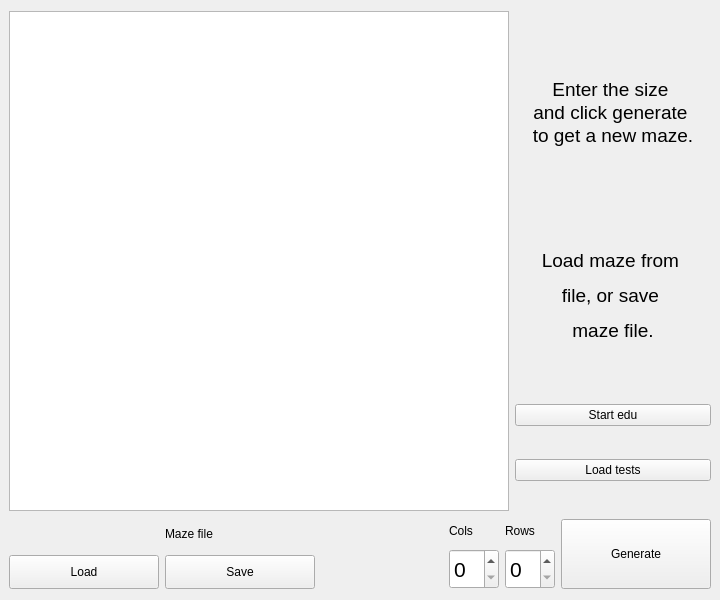
Old version of the form src/view/maze_qt_view/maze_main_win.ui in the repository ArturDV-main/Perfect-Maze-Generator-CPP.
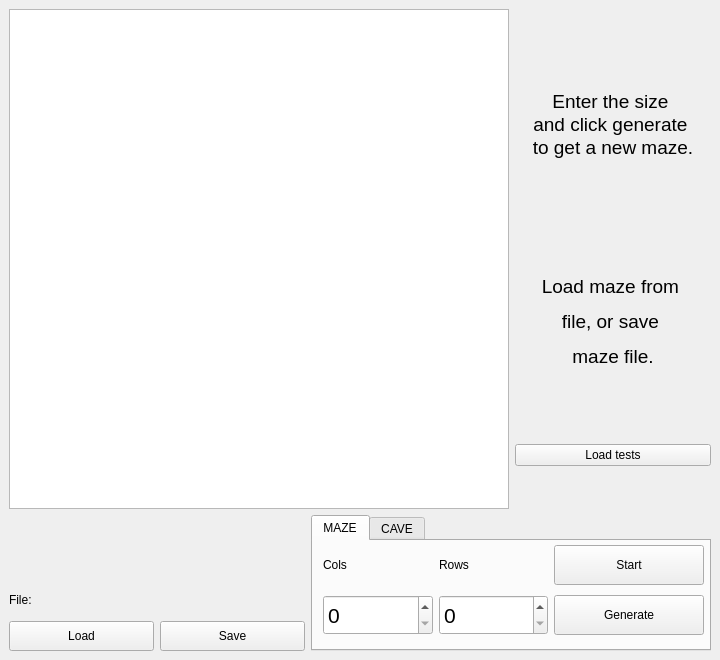
New version of the form.

```diff
--- a/src/view/maze_qt_view/maze_main_win.ui
+++ b/src/view/maze_qt_view/maze_main_win.ui
@@ -7,19 +7,19 @@
     <x>0</x>
     <y>0</y>
     <width>720</width>
-    <height>600</height>
+    <height>660</height>
    </rect>
   </property>
   <property name="minimumSize">
    <size>
     <width>720</width>
-    <height>600</height>
+    <height>400</height>
    </size>
   </property>
   <property name="maximumSize">
    <size>
     <width>720</width>
-    <height>650</height>
+    <height>680</height>
    </size>
   </property>
   <property name="windowTitle">
@@ -61,6 +61,11 @@
             <height>150</height>
            </size>
           </property>
+          <property name="font">
+           <font>
+            <pointsize>14</pointsize>
+           </font>
+          </property>
           <property name="text">
            <string>&lt;!DOCTYPE HTML PUBLIC &quot;-//W3C//DTD HTML 4.0//EN&quot; &quot;http://www.w3.org/TR/REC-html40/strict.dtd&quot;&gt;
 &lt;html&gt;&lt;head&gt;&lt;meta name=&quot;qrichtext&quot; content=&quot;1&quot; /&gt;&lt;style type=&quot;text/css&quot;&gt;
@@ -76,10 +81,10 @@
          </widget>
         </item>
         <item>
-         <widget class="QLabel" name="label_2">
+         <widget class="QLabel" name="label_3">
           <property name="minimumSize">
            <size>
-            <width>120</width>
+            <width>150</width>
             <height>120</height>
            </size>
           </property>
@@ -89,21 +94,16 @@
             <height>150</height>
            </size>
           </property>
+          <property name="font">
+           <font>
+            <pointsize>14</pointsize>
+           </font>
+          </property>
           <property name="text">
            <string>&lt;html&gt;&lt;head/&gt;&lt;body&gt;&lt;p align=&quot;center&quot;&gt;&lt;span style=&quot; font-size:14pt;&quot;&gt;Load maze from &lt;/span&gt;&lt;/p&gt;&lt;p align=&quot;center&quot;&gt;&lt;span style=&quot; font-size:14pt;&quot;&gt;file, or save &lt;/span&gt;&lt;/p&gt;&lt;p align=&quot;center&quot;&gt;&lt;span style=&quot; font-size:14pt;&quot;&gt;maze file.&lt;/span&gt;&lt;/p&gt;&lt;/body&gt;&lt;/html&gt;</string>
           </property>
          </widget>
         </item>
-        <item>
-         <widget class="QPushButton" name="button5_start_edu">
-          <property name="text">
-           <string>Start edu</string>
-          </property>
-          <property name="checkable">
-           <bool>true</bool>
-          </property>
-         </widget>
-        </item>
         <item>
          <widget class="QPushButton" name="button4_load_tests">
           <property name="text">
@@ -122,37 +122,50 @@
      <layout class="QHBoxLayout" name="horizontalLayout_4">
       <item>
        <layout class="QGridLayout" name="gridLayout_2">
-        <item row="1" column="2">
+        <item row="2" column="0">
          <widget class="QLabel" name="label_6">
           <property name="minimumSize">
            <size>
-            <width>300</width>
-            <height>20</height>
-           </size>
-          </property>
-          <property name="maximumSize">
-           <size>
             <width>120</width>
             <height>30</height>
            </size>
           </property>
+          <property name="maximumSize">
+           <size>
+            <width>150</width>
+            <height>40</height>
+           </size>
+          </property>
           <property name="text">
-           <string>Maze file</string>
+           <string>&lt;html&gt;&lt;head/&gt;&lt;body&gt;&lt;p&gt;&lt;span style=&quot; font-size:14pt;&quot;&gt;File:&lt;/span&gt;&lt;/p&gt;&lt;/body&gt;&lt;/html&gt;</string>
           </property>
          </widget>
         </item>
-        <item row="5" column="0">
+        <item row="1" column="0">
+         <spacer name="verticalSpacer">
+          <property name="orientation">
+           <enum>Qt::Vertical</enum>
+          </property>
+          <property name="sizeHint" stdset="0">
+           <size>
+            <width>20</width>
+            <height>30</height>
+           </size>
+          </property>
+         </spacer>
+        </item>
+        <item row="7" column="0">
          <widget class="QPushButton" name="button1_set_data">
           <property name="minimumSize">
            <size>
-            <width>150</width>
+            <width>120</width>
             <height>30</height>
            </size>
           </property>
           <property name="maximumSize">
            <size>
-            <width>120</width>
-            <height>50</height>
+            <width>150</width>
+            <height>40</height>
            </size>
           </property>
           <property name="text">
@@ -166,18 +179,18 @@
           </property>
          </widget>
         </item>
-        <item row="5" column="2">
+        <item row="7" column="2">
          <widget class="QPushButton" name="button2_load_data">
           <property name="minimumSize">
            <size>
-            <width>150</width>
+            <width>120</width>
             <height>30</height>
            </size>
           </property>
           <property name="maximumSize">
            <size>
             <width>150</width>
-            <height>50</height>
+            <height>40</height>
            </size>
           </property>
           <property name="text">
@@ -191,11 +204,64 @@
        </layout>
       </item>
       <item>
+       <widget class="QTabWidget" name="tabWidget">
+        <property name="maximumSize">
+         <size>
+          <width>400</width>
+          <height>300</height>
+         </size>
+        </property>
+        <property name="currentIndex">
+         <number>0</number>
+        </property>
+        <widget class="QWidget" name="tab_3">
+         <attribute name="title">
+          <string>MAZE</string>
+         </attribute>
+         <widget class="QWidget" name="">
+          <property name="geometry">
+           <rect>
+            <x>10</x>
+            <y>0</y>
+            <width>381</width>
+            <height>98</height>
+           </rect>
+          </property>
        <layout class="QGridLayout" name="gridLayout">
-        <item row="0" column="1">
-         <widget class="QLabel" name="label_5">
+           <item row="1" column="4">
+            <widget class="QPushButton" name="button3_add_tests">
+             <property name="minimumSize">
+              <size>
+               <width>150</width>
+               <height>40</height>
+              </size>
+             </property>
+             <property name="maximumSize">
+              <size>
+               <width>200</width>
+               <height>70</height>
+              </size>
+             </property>
           <property name="text">
-           <string>Cols</string>
+              <string>Generate</string>
+             </property>
+             <property name="checkable">
+              <bool>true</bool>
+             </property>
+            </widget>
+           </item>
+           <item row="1" column="3">
+            <widget class="QSpinBox" name="spinBox_2">
+             <property name="minimumSize">
+              <size>
+               <width>50</width>
+               <height>40</height>
+              </size>
+             </property>
+             <property name="font">
+              <font>
+               <pointsize>16</pointsize>
+              </font>
           </property>
          </widget>
         </item>
@@ -221,43 +287,50 @@
           </property>
          </widget>
         </item>
-        <item row="1" column="3">
-         <widget class="QSpinBox" name="spinBox_2">
-          <property name="minimumSize">
-           <size>
-            <width>50</width>
-            <height>40</height>
-           </size>
-          </property>
-          <property name="font">
-           <font>
-            <pointsize>16</pointsize>
-           </font>
+           <item row="0" column="1">
+            <widget class="QLabel" name="label_5">
+             <property name="text">
+              <string>Cols</string>
           </property>
          </widget>
         </item>
-       </layout>
-      </item>
-      <item>
-       <widget class="QPushButton" name="button3_add_tests">
+           <item row="0" column="4">
+            <widget class="QPushButton" name="button5_start_edu">
         <property name="minimumSize">
          <size>
-          <width>150</width>
+               <width>0</width>
           <height>40</height>
          </size>
         </property>
-        <property name="maximumSize">
-         <size>
-          <width>200</width>
-          <height>70</height>
-         </size>
-        </property>
         <property name="text">
-         <string>Generate</string>
+              <string>Start</string>
         </property>
         <property name="checkable">
          <bool>true</bool>
         </property>
+            </widget>
+           </item>
+          </layout>
+         </widget>
+        </widget>
+        <widget class="QWidget" name="tab_4">
+         <attribute name="title">
+          <string>CAVE</string>
+         </attribute>
+         <widget class="QPushButton" name="pushButton">
+          <property name="geometry">
+           <rect>
+            <x>210</x>
+            <y>50</y>
+            <width>181</width>
+            <height>41</height>
+           </rect>
+          </property>
+          <property name="text">
+           <string>Generate</string>
+          </property>
+         </widget>
+        </widget>
        </widget>
       </item>
      </layout>
```
Lines whose indentation alone changed are shown as unchanged.
